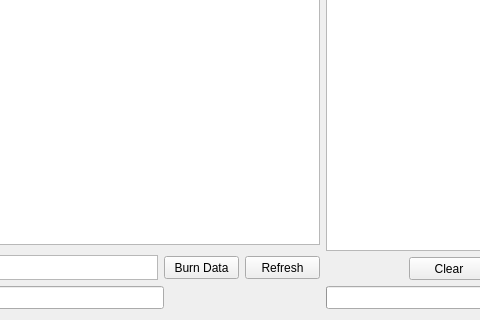
Donn13Darko/uC_Interfacer, file src/user-interfaces/gui-programmer.ui: the form before one commit; both pictures show x 127 to 607 and y 100 to 420 of the 1050 by 420 pixel window.
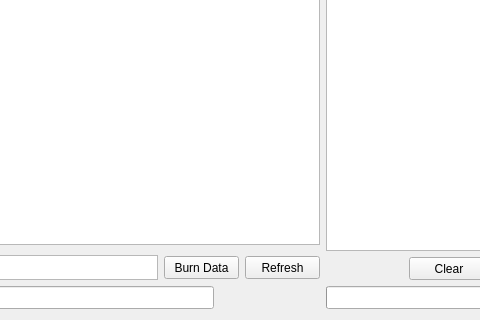
The form after the commit.

```diff
--- a/src/user-interfaces/gui-programmer.ui
+++ b/src/user-interfaces/gui-programmer.ui
@@ -490,7 +490,7 @@
          </property>
          <property name="minimumSize">
           <size>
-           <width>150</width>
+           <width>100</width>
            <height>23</height>
           </size>
          </property>
```
